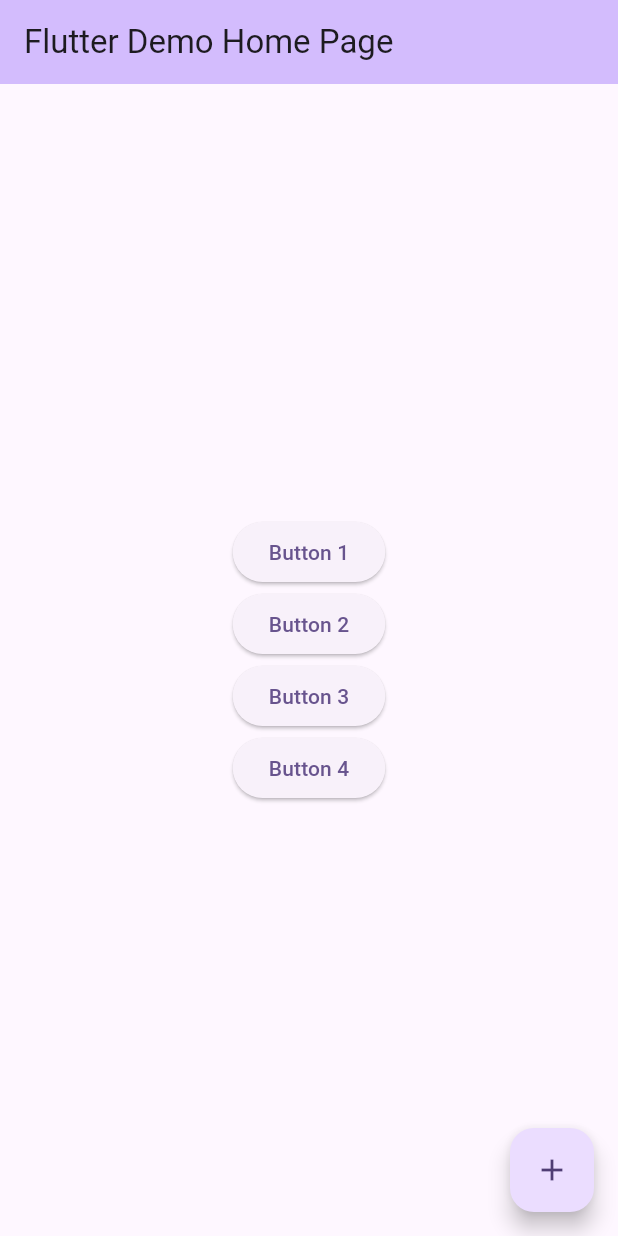
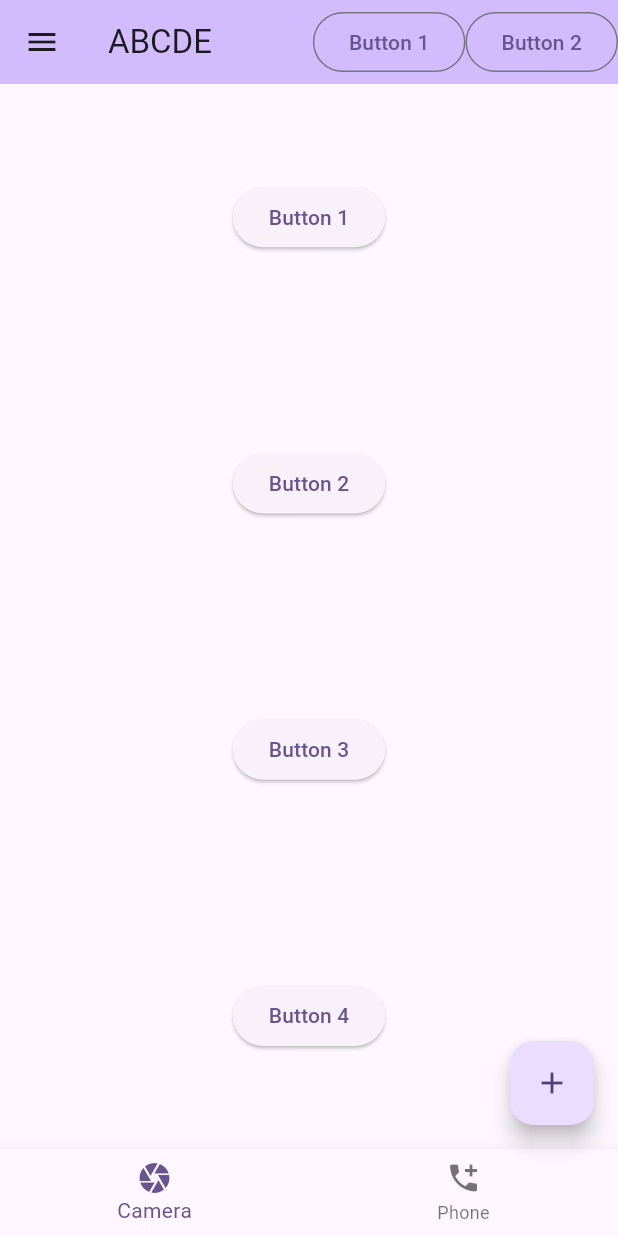
Before and after one commit to Yimi-Ding/my_cst2335_labs, a Flutter app: the screen it shows after launch, on a phone screen of 412 x 824 dp. Run offline on Flutter 3.47's test engine with Material 3 defaults, Android fonts, the phone set to English and light mode, and no system bars.

Commit message:
add navigators

```diff
--- a/lib/main.dart
+++ b/lib/main.dart
@@ -11,6 +11,9 @@ class MyApp extends StatelessWidget {
   @override
   Widget build(BuildContext context) {
     return MaterialApp(
+
+      debugShowCheckedModeBanner: false,      // remove "Debug" banner
+
       title: 'Flutter Demo',
       theme: ThemeData(
         colorScheme: ColorScheme.fromSeed(seedColor: Colors.deepPurple),
@@ -63,16 +66,20 @@ class _MyHomePageState extends State<MyHomePage> {
   Widget build(BuildContext context) {
     return Scaffold(
       appBar: AppBar(
+        backgroundColor: Theme.of(context).colorScheme.inversePrimary,
+          title: Text("ABCDE"),
+          actions: [
+            OutlinedButton(onPressed: () { }, child:Text("Button 1")),
+            OutlinedButton(onPressed: (){ }, child: Text("Button 2"))]
+      ),
 
-        backgroundColor: Theme.of(context).colorScheme.inversePrimary,
+      drawer:Drawer(child:Text("Hi there")),// NavigationDrawer
 
-        title: Text(widget.title),
-      ),
-      body: Center(
+        body: Center(
 
         child: Column(
 
-          mainAxisAlignment: MainAxisAlignment.center,
+          mainAxisAlignment: MainAxisAlignment.spaceAround,
           children: [
 
             // button 1
@@ -98,6 +105,14 @@ class _MyHomePageState extends State<MyHomePage> {
 
         ),
       ),
+
+      bottomNavigationBar: BottomNavigationBar(items: [
+        BottomNavigationBarItem( icon: Icon(Icons.camera), label: 'Camera' ),
+        BottomNavigationBarItem( icon: Icon(Icons.add_call), label: 'Phone'  ),
+      ],
+        onTap: (buttonIndex) {  } ,
+      ),
+
       floatingActionButton: FloatingActionButton(
         onPressed: _incrementCounter,
         tooltip: 'Increment',
```
